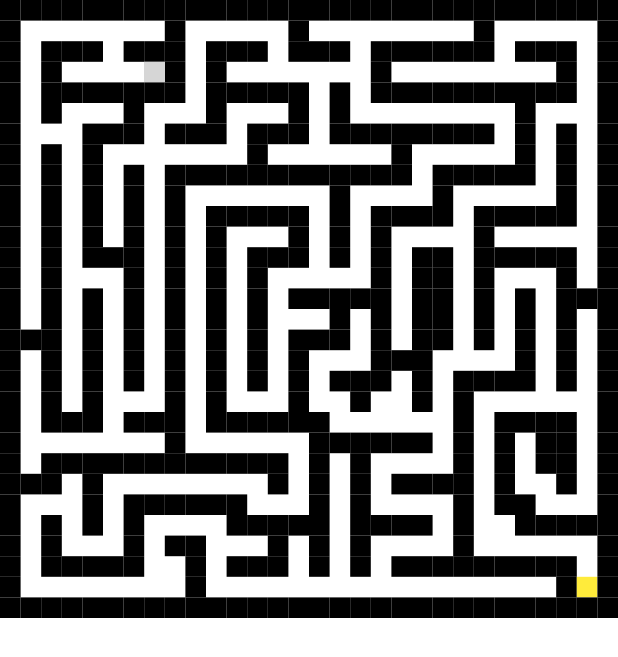
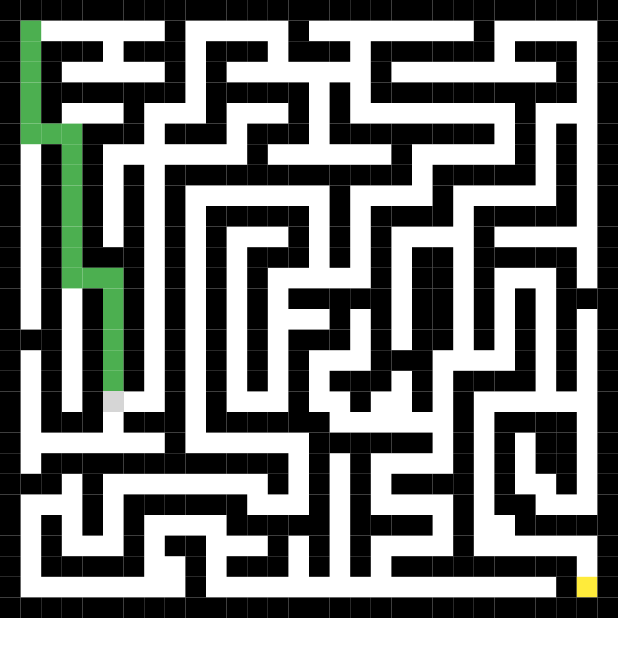
Before and after one commit to projeto-de-algoritmos/Grafos1_MazeGraph, a Flutter app: the screen it shows after launch, after a tap on "Jogar", on a phone screen of 412 x 824 dp. Shown: the top 657 px of the screen. Run offline on Flutter 3.47's test engine with Material 2 defaults, Android fonts, the phone set to English and light mode, and no system bars; drawn by our look-alikes of rive; our stand-ins replace dartz, equatable, go_router; statements that could not run were skipped; grey boxes are pictures that could not be loaded.

Commit message:
nova forma de visualizar a Ui
Co-authored-by: Davi Lima <DaviSilva25@users.noreply.github.com>

```diff
--- a/lib/components/matriz.dart
+++ b/lib/components/matriz.dart
@@ -33,8 +33,6 @@ Tuple2<ListaDeAdjacencia<Color>, List<List<Color>>>
       List.generate(linhas, (integer) => List.filled(colunas, parede));
 
   //! Gerando lista de obstáculos
-
-  //! Preenchendo matriz de cores com obstáculos aleatórios
   for (var element in listaDeObstaculos) {
     matriz[element.value1][element.value2] = parede;
   }
@@ -61,6 +59,7 @@ Tuple2<ListaDeAdjacencia<Color>, List<List<Color>>>
       for (int coluna = 1; coluna < colunas - 1; coluna++) {
         if (matriz[linha][coluna] == parede) continue;
         // olhando pra linha de baixo
+        //!entra aqui
         if (matriz[linha][coluna] == matriz[linha + 1][coluna]) {
           // olhando pra linha de direita
           final verticeDeInicio = listaDeAdjacencia.vertices.firstWhere(
@@ -71,6 +70,7 @@ Tuple2<ListaDeAdjacencia<Color>, List<List<Color>>>
           listaDeAdjacencia.addAresta(
               inicio: verticeDeInicio, destino: verticeDeDestino);
         }
+        //!entra aqui
         if (matriz[linha][coluna] == matriz[linha][coluna + 1]) {
           final verticeDeInicio = listaDeAdjacencia.vertices.firstWhere(
               (vertice) => vertice.indexX == linha && vertice.indexY == coluna);
@@ -103,15 +103,11 @@ Tuple2<ListaDeAdjacencia<Color>, List<List<Color>>>
       }
     }
   } catch (e) {
-    print(e);
+    /* print(e); */
   }
 
   matriz[posicaoInicial.head][posicaoInicial.tail] = Colors.red;
-  listaDeAdjacencia.updateVertice(
-      Tuple2(posicaoInicial.head, posicaoInicial.tail), Colors.red);
   matriz[posicaoFinal.tail][posicaoFinal.tail] = Colors.yellow;
-  listaDeAdjacencia.updateVertice(
-      Tuple2(posicaoFinal.head, posicaoFinal.tail), Colors.yellow);
 
   print(
       "Quatidade de arestas: ${listaDeAdjacencia.quatidadeDeAresta()} Quantidade de nós: ${listaDeAdjacencia.vertices.length}");
--- a/lib/controller/personage_controller.dart
+++ b/lib/controller/personage_controller.dart
@@ -28,15 +28,20 @@ class PersonagemController extends ValueNotifier<Tuple2<int, int>> {
     final lastVertice = Vertice(
       indexX: winGamePosition.head,
       indexY: winGamePosition.tail,
-      dado: Colors.yellow,
+      dado: Colors.transparent,
     );
-    solvedGrafo = await matriz.value1.breadthFirstSearchWithFinal(
+    solvedGrafo = await matriz.value1.bfs(
         Vertice(
           indexX: initialCharposition.head,
           indexY: initialCharposition.tail,
-          dado: Colors.red,
+          dado: Colors.transparent,
         ),
         lastVertice);
+
+    print(solvedGrafo);
+/*     for (var i in solvedGrafo!) {
+      print(i);
+    } */
 
     if (solvedGrafo!.contains(lastVertice)) {
       return true;
@@ -49,13 +54,13 @@ class PersonagemController extends ValueNotifier<Tuple2<int, int>> {
     Tuple2 oldPosition = const Tuple2(1, 1);
     for (Vertice<Color> vertice in solvedGrafo!) {
       //Se ele ta na posição inicial não alteramos nada
-      colorMatriz[oldPosition.value1][oldPosition.value2] = Colors.transparent;
+      colorMatriz[oldPosition.value1][oldPosition.value2] = Colors.green;
       colorMatriz[vertice.indexX][vertice.indexY] = Colors.red;
       update(vertice.indexX, vertice.indexY);
       /* print(
           "Posição anterior: $oldPosition ${colorMatriz[oldPosition.value1][oldPosition.value2]} | Posicao Atual: ${vertice.indexX} x ${vertice.indexY} ${colorMatriz[vertice.indexX][vertice.indexY]}"); */
       oldPosition = Tuple2(vertice.indexX, vertice.indexY);
-      await Future.delayed(const Duration(milliseconds: 100));
+      await Future.delayed(const Duration(milliseconds: 50));
       if (vertice == lastVertice) break;
     }
   }
```
Also changed, not shown: 1 other file.
